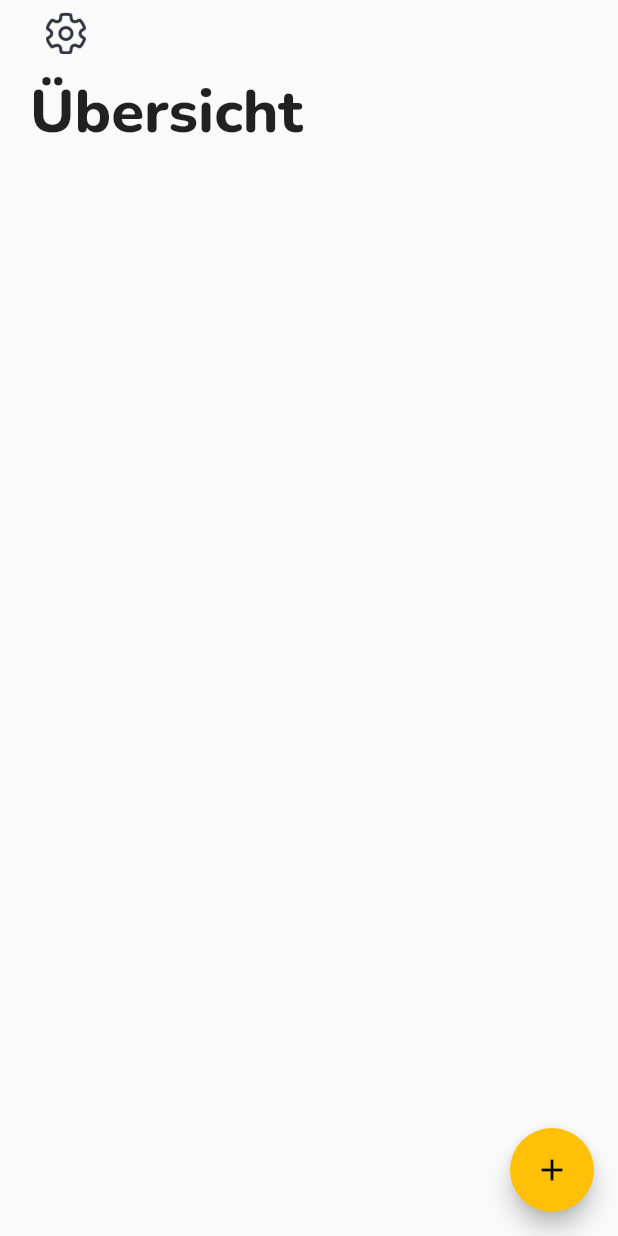
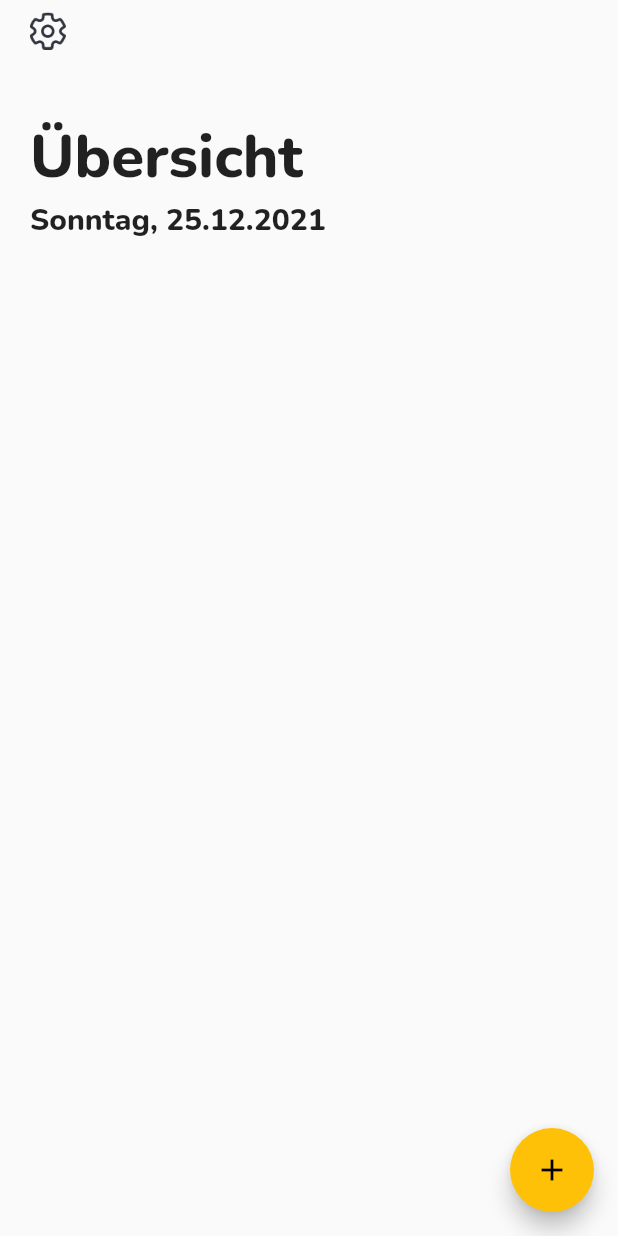
Before and after one commit to brainHausaufgaben/app, a Flutter app: the screen it shows after launch, on a phone screen of 412 x 824 dp. Run offline on Flutter 3.47's test engine with Material 2 defaults, Android fonts, the phone set to English and light mode, and no system bars.

Commit message:
tag ding gemacht das es halt clean am funktionieren ist so

```diff
--- a/lib/main.dart
+++ b/lib/main.dart
@@ -41,9 +41,21 @@
     print("settngs");
   }
 
+  String getDateString(){
+
+    List weekDays = ["Montag", "Dienstag", "Mittwoch", "Donnerstag", "Freitag", "Samstag", "Sonntag"];
+
+    String day = DateTime.now().day.toString();
+    String month = DateTime.now().month.toString();
+    String year = DateTime.now().year.toString();
+
+    String weekDay =  weekDays[DateTime.now().weekday];
+
+    return weekDay + ", " + day + "." + month + "." + year;
+  }
+
   @override
   Widget build(BuildContext context) {
-    //TEST
     return Scaffold(
       body: Padding(
         padding: const EdgeInsets.only(left: 20),
@@ -52,16 +64,23 @@
           children: <Widget>[
             //Settings Button
             IconButton(
-              padding: const EdgeInsets.only(left: 0,bottom: 12,top: 8,right: 0),
+              alignment: Alignment.centerLeft,
+              padding: const EdgeInsets.only(left: 0,bottom: 45,top: 8,right: 0),
               onPressed: _settings,
               icon: Image.asset( 'icons/settingsButtonIcon.png'),
               iconSize: 25,
-              splashRadius: 10,
+              splashRadius: 1,
             ),
-
-            const Text(
-            "Übersicht",
-            style: TextStyle(fontFamily: "Nunito",fontWeight: FontWeight.w800,fontSize:40 ),
+            const Padding(
+                padding: EdgeInsets.only(left: 0,bottom: 0,top: 0,right: 0),
+                child: Text(
+                  "Übersicht",
+                  style: TextStyle(fontFamily: "Nunito",fontWeight: FontWeight.w800,fontSize:40 ),
+              ),
+            ),
+            Text(
+              getDateString(),
+              style: const TextStyle(fontFamily: "Nunito",fontWeight: FontWeight.w400,fontSize:20 ),
             )
           ],
         ),
```
